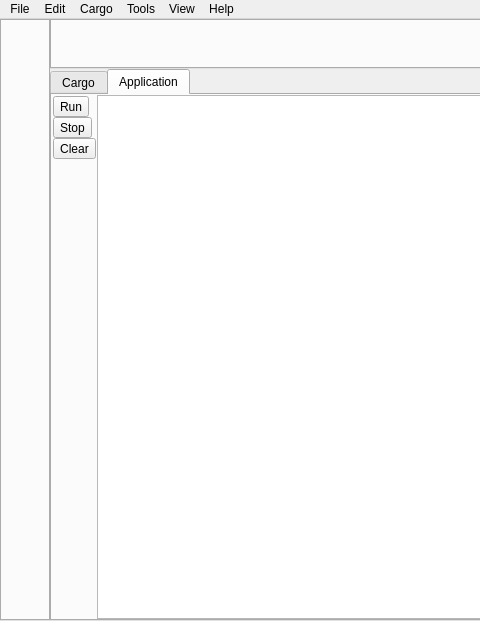
Above: Source/UI/MainWindow.ui from krre/afterglow before the change; both pictures show x 0 to 480 and y 0 to 621 of the 1043 by 621 pixel window. Below: the same form after it.
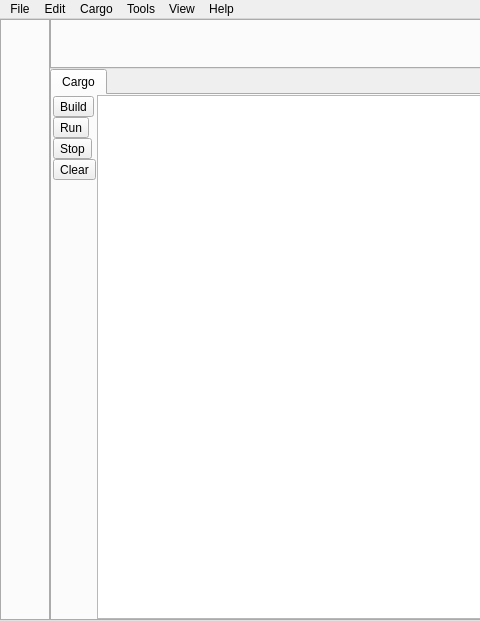
That is the form after the change. The open tabs and pages were chosen to show the change.

Commit message: Remove Application output tab

Diff of the .ui file:
```diff
--- a/Source/UI/MainWindow.ui
+++ b/Source/UI/MainWindow.ui
@@ -193,97 +193,6 @@
           </item>
          </layout>
         </widget>
-        <widget class="QWidget" name="tabApplication">
-         <attribute name="title">
-          <string>Application</string>
-         </attribute>
-         <layout class="QHBoxLayout" name="horizontalLayout_2">
-          <property name="spacing">
-           <number>0</number>
-          </property>
-          <property name="leftMargin">
-           <number>0</number>
-          </property>
-          <property name="topMargin">
-           <number>0</number>
-          </property>
-          <property name="rightMargin">
-           <number>0</number>
-          </property>
-          <property name="bottomMargin">
-           <number>0</number>
-          </property>
-          <item>
-           <layout class="QVBoxLayout" name="verticalLayout_2">
-            <property name="spacing">
-             <number>0</number>
-            </property>
-            <property name="leftMargin">
-             <number>1</number>
-            </property>
-            <property name="topMargin">
-             <number>1</number>
-            </property>
-            <property name="rightMargin">
-             <number>1</number>
-            </property>
-            <property name="bottomMargin">
-             <number>1</number>
-            </property>
-            <item>
-             <widget class="QToolButton" name="toolButtonAppRun">
-              <property name="toolTip">
-               <string>Run</string>
-              </property>
-              <property name="text">
-               <string>Run</string>
-              </property>
-             </widget>
-            </item>
-            <item>
-             <widget class="QToolButton" name="toolButtonAppStop">
-              <property name="toolTip">
-               <string>Stop</string>
-              </property>
-              <property name="text">
-               <string>Stop</string>
-              </property>
-             </widget>
-            </item>
-            <item>
-             <widget class="QToolButton" name="toolButtonAppClear">
-              <property name="toolTip">
-               <string>Clear</string>
-              </property>
-              <property name="text">
-               <string>Clear</string>
-              </property>
-             </widget>
-            </item>
-            <item>
-             <spacer name="verticalSpacer_2">
-              <property name="orientation">
-               <enum>Qt::Vertical</enum>
-              </property>
-              <property name="sizeHint" stdset="0">
-               <size>
-                <width>20</width>
-                <height>40</height>
-               </size>
-              </property>
-             </spacer>
-            </item>
-           </layout>
-          </item>
-          <item>
-           <widget class="QPlainTextEdit" name="plainTextEditApplication">
-            <property name="focusPolicy">
-             <enum>Qt::NoFocus</enum>
-            </property>
-           </widget>
-          </item>
-         </layout>
-        </widget>
        </widget>
       </widget>
      </widget>
```
Left out of the diff: 2 changed lines with no effect on the pictures. The commit also changes 7 other files.
